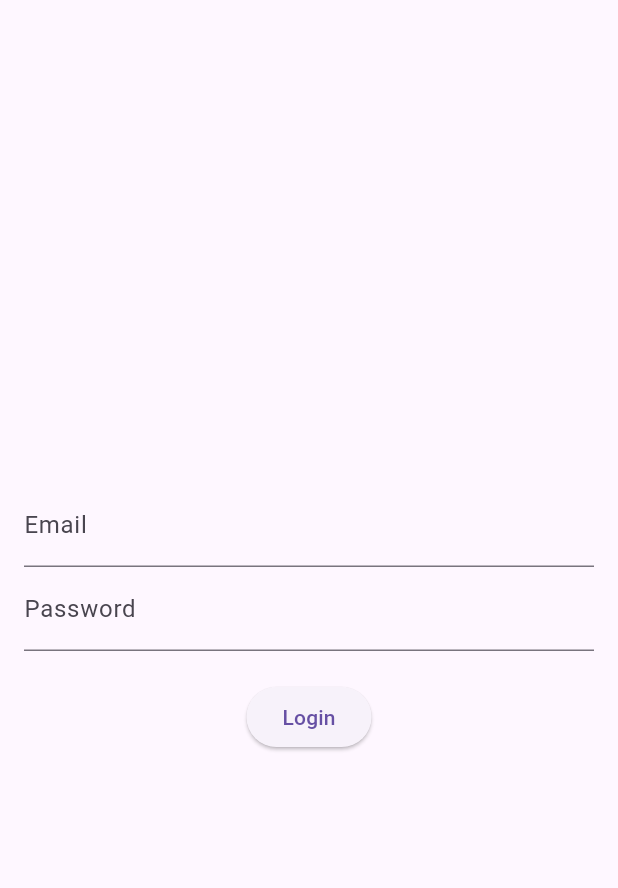
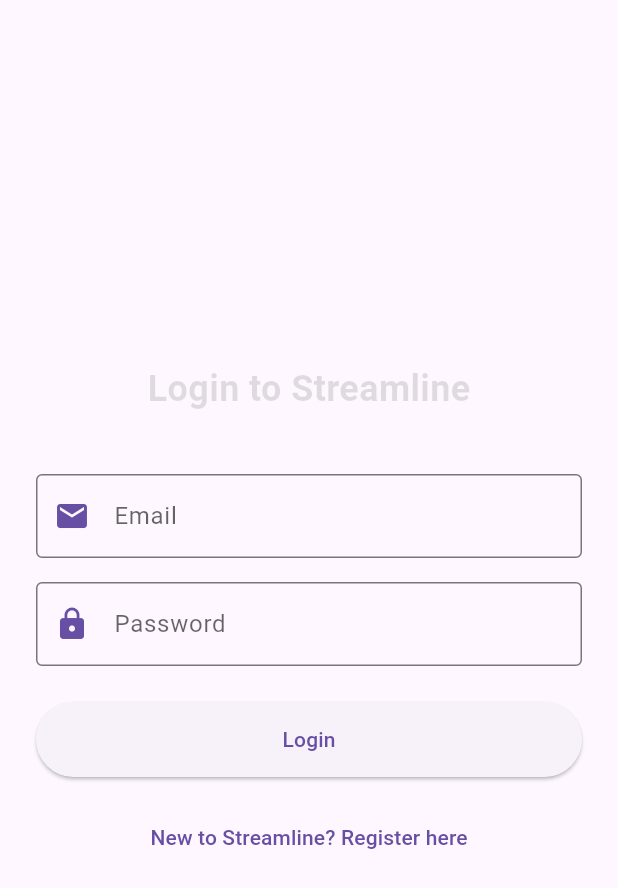
Before and after one commit to vihirthan4444/streamline_app, a Flutter app: the screen it shows after launch, on a phone screen of 412 x 824 dp. Shown: the top 888 px of the screen. Run offline on Flutter 3.47's test engine with Material 3 defaults, Android fonts, the phone set to English and light mode, and no system bars; our stand-ins replace drift, flutter_secure_storage, package_info_plus; accounts and stored records are empty; generated files the repository leaves out were written again; network calls fail.

```diff
--- a/lib/core/auth_service.dart
+++ b/lib/core/auth_service.dart
@@ -6,7 +6,8 @@
 
 class AuthService {
   // Production URL from Railway
-  final String baseUrl = "https://web-production-d9d24.up.railway.app";
+  // Production: https://web-production-d9d24.up.railway.app
+  final String baseUrl = "http://127.0.0.1:8001";
   final _storage = const FlutterSecureStorage();
 
   Future<String?> login(String email, String password) async {
@@ -22,8 +23,32 @@
         await _storage.write(key: 'jwt_token', value: token);
         return token;
       }
-    } catch (e) {
-      print('Login error: $e');
+    } catch (e, stack) {
+      print('Login error details: $e');
+      print('Stack trace: $stack');
+    }
+    return null;
+  }
+
+  Future<String?> register(String email, String password) async {
+    try {
+      final response = await http.post(
+        Uri.parse('$baseUrl/auth/register'),
+        headers: {'Content-Type': 'application/json'},
+        body: jsonEncode({'email': email, 'password': password}),
+      );
+
+      if (response.statusCode == 200) {
+        final token = jsonDecode(response.body)['access_token'];
+        await _storage.write(key: 'jwt_token', value: token);
+        return token;
+      } else {
+        print('Register failed with status code: ${response.statusCode}');
+        print('Error body: ${response.body}');
+      }
+    } catch (e, stack) {
+      print('Register error details: $e');
+      print('Stack trace: $stack');
     }
     return null;
   }
--- a/lib/core/version_service.dart
+++ b/lib/core/version_service.dart
@@ -3,11 +3,12 @@
 import 'package:package_info_plus/package_info_plus.dart';
 
 class VersionService {
-  final String _baseUrl = "web-production-d9d24.up.railway.app";
+  // Production: web-production-d9d24.up.railway.app
+  final String _baseUrl = "127.0.0.1:8001";
 
   Future<Map<String, dynamic>?> checkVersion() async {
     try {
-      final url = Uri.parse("https://$_baseUrl/system/version");
+      final url = Uri.parse("http://$_baseUrl/system/version");
       final response = await http.get(url);
       if (response.statusCode == 200) {
         return jsonDecode(response.body);
--- a/lib/providers/theme_provider.dart
+++ b/lib/providers/theme_provider.dart
@@ -28,7 +28,13 @@
       useMaterial3: true,
       fontFamily:
           'Roboto', // For now, assume default or bundled font. Loading GoogleFonts specific might need more work.
+      focusColor: _getContrastColor(_hexToColor(theme.primaryColor)),
+      hintColor: Colors.grey[600],
     );
+  }
+
+  Color _getContrastColor(Color color) {
+    return color.computeLuminance() > 0.5 ? Colors.black : Colors.white;
   }
 
   Color _hexToColor(String hexString) {
--- /dev/null
+++ b/lib/screens/handlers/login_handler.dart
@@ -0,0 +1,26 @@
+import 'package:flutter/material.dart';
+import 'package:provider/provider.dart';
+import '../../providers/auth_provider.dart';
+import '../tenant_selector_screen.dart';
+
+class LoginHandler {
+  static Future<void> handleLogin({
+    required BuildContext context,
+    required String email,
+    required String password,
+  }) async {
+    final authProvider = context.read<AuthProvider>();
+    final success = await authProvider.login(email, password);
+
+    if (success && context.mounted) {
+      Navigator.pushReplacement(
+        context,
+        MaterialPageRoute(builder: (_) => const TenantSelectorScreen()),
+      );
+    } else if (context.mounted) {
+      ScaffoldMessenger.of(
+        context,
+      ).showSnackBar(const SnackBar(content: Text("Login Failed")));
+    }
+  }
+}
--- a/lib/screens/login_screen.dart
+++ b/lib/screens/login_screen.dart
@@ -1,8 +1,7 @@
 import 'package:flutter/material.dart';
-import 'package:provider/provider.dart';
-import '../providers/auth_provider.dart';
 import '../core/version_service.dart';
-import 'tenant_selector_screen.dart';
+import 'register_screen.dart';
+import 'handlers/login_handler.dart';
 
 class LoginScreen extends StatefulWidget {
   const LoginScreen({super.key});
@@ -47,42 +46,82 @@
   final _passwordController = TextEditingController();
 
   Future<void> _login() async {
-    final success = await context.read<AuthProvider>().login(
-      _emailController.text,
-      _passwordController.text,
+    await LoginHandler.handleLogin(
+      context: context,
+      email: _emailController.text,
+      password: _passwordController.text,
     );
-    if (success && mounted) {
-      Navigator.pushReplacement(
-        context,
-        MaterialPageRoute(builder: (_) => const TenantSelectorScreen()),
-      );
-    } else {
-      ScaffoldMessenger.of(
-        context,
-      ).showSnackBar(const SnackBar(content: Text("Login Failed")));
-    }
   }
 
   @override
   Widget build(BuildContext context) {
     return Scaffold(
-      body: Padding(
-        padding: const EdgeInsets.all(16.0),
+      body: Center(
+        child: SingleChildScrollView(
+          padding: const EdgeInsets.all(24.0),
           child: Column(
             mainAxisAlignment: MainAxisAlignment.center,
             children: [
+              Text(
+                "Login to Streamline",
+                style: TextStyle(
+                  fontSize: 24,
+                  fontWeight: FontWeight.bold,
+                  color: Theme.of(context).focusColor,
+                ),
+              ),
+              const SizedBox(height: 40),
               TextField(
                 controller: _emailController,
-              decoration: const InputDecoration(labelText: "Email"),
+                style: TextStyle(color: Theme.of(context).focusColor),
+                decoration: InputDecoration(
+                  labelText: "Email",
+                  labelStyle: TextStyle(color: Theme.of(context).hintColor),
+                  hintStyle: TextStyle(color: Theme.of(context).hintColor),
+                  border: const OutlineInputBorder(),
+                  prefixIcon: Icon(
+                    Icons.email,
+                    color: Theme.of(context).primaryColor,
                   ),
+                ),
+              ),
+              const SizedBox(height: 16),
               TextField(
                 controller: _passwordController,
-              decoration: const InputDecoration(labelText: "Password"),
+                style: TextStyle(color: Theme.of(context).focusColor),
+                decoration: InputDecoration(
+                  labelText: "Password",
+                  labelStyle: TextStyle(color: Theme.of(context).hintColor),
+                  hintStyle: TextStyle(color: Theme.of(context).hintColor),
+                  border: const OutlineInputBorder(),
+                  prefixIcon: Icon(
+                    Icons.lock,
+                    color: Theme.of(context).primaryColor,
+                  ),
+                ),
                 obscureText: true,
               ),
-            const SizedBox(height: 20),
-            ElevatedButton(onPressed: _login, child: const Text("Login")),
+              const SizedBox(height: 24),
+              SizedBox(
+                width: double.infinity,
+                height: 50,
+                child: ElevatedButton(
+                  onPressed: _login,
+                  child: const Text("Login"),
+                ),
+              ),
+              const SizedBox(height: 16),
+              TextButton(
+                onPressed: () {
+                  Navigator.push(
+                    context,
+                    MaterialPageRoute(builder: (_) => const RegisterScreen()),
+                  );
+                },
+                child: const Text("New to Streamline? Register here"),
+              ),
             ],
+          ),
         ),
       ),
     );
```
Also changed, not shown: lib/providers/auth_provider.dart (+16 -0 lines), lib/screens/dashboard_screen.dart (+44 -25 lines), lib/screens/handlers/dashboard_handler.dart (added, +33 -0 lines), lib/screens/handlers/pos_handler.dart (added, +22 -0 lines), lib/screens/handlers/register_handler.dart (added, +34 -0 lines), lib/screens/handlers/tenant_selector_handler.dart (added, +28 -0 lines), lib/screens/pos/product_grid_screen.dart (+30 -23 lines), lib/screens/register_screen.dart (added, +94 -0 lines), lib/screens/tenant_selector_screen.dart (+25 -27 lines). Lines whose indentation alone changed are shown as unchanged.
